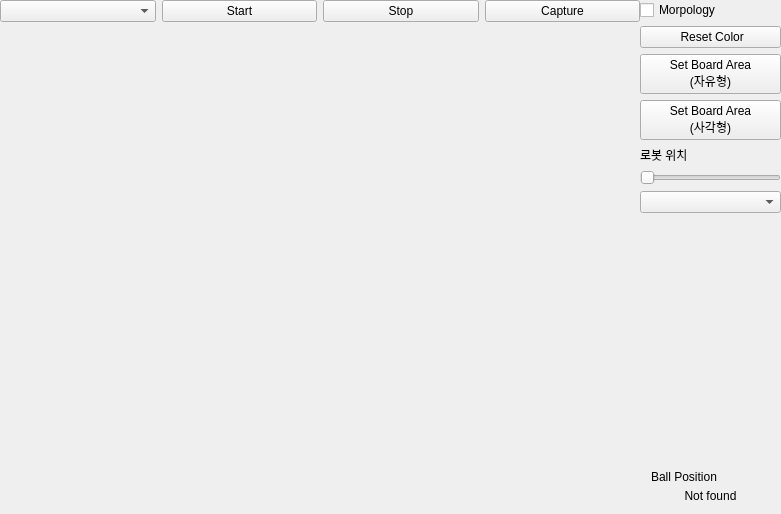
First picture: the form in widget.ui, repository jcgod413/AirHockey, before the edit.
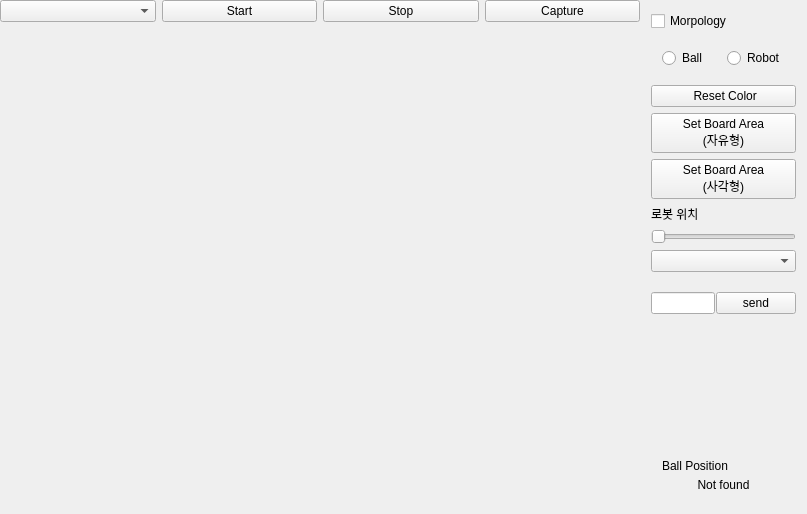
Second picture: the form after the edit.

```diff
--- a/widget.ui
+++ b/widget.ui
@@ -6,7 +6,7 @@
    <rect>
     <x>0</x>
     <y>0</y>
-    <width>781</width>
+    <width>807</width>
     <height>514</height>
    </rect>
   </property>
@@ -101,6 +101,13 @@
     </layout>
    </item>
    <item>
+    <widget class="QFrame" name="">
+     <property name="minimumSize">
+      <size>
+       <width>0</width>
+       <height>50</height>
+      </size>
+     </property>
     <layout class="QVBoxLayout" name="verticalLayout_4">
      <item>
       <widget class="QCheckBox" name="morpologyEnableCheck">
@@ -109,6 +116,32 @@
        </property>
       </widget>
      </item>
+      <item>
+       <widget class="QFrame" name="horizontalFrame">
+        <property name="minimumSize">
+         <size>
+          <width>0</width>
+          <height>0</height>
+         </size>
+        </property>
+        <layout class="QHBoxLayout" name="horizontalLayout_2">
+         <item>
+          <widget class="QRadioButton" name="radioBallButton">
+           <property name="text">
+            <string>Ball</string>
+           </property>
+          </widget>
+         </item>
+         <item>
+          <widget class="QRadioButton" name="radioRobotButton">
+           <property name="text">
+            <string>Robot</string>
+           </property>
+          </widget>
+         </item>
+        </layout>
+       </widget>
+      </item>
      <item>
       <widget class="QPushButton" name="resetColorButton">
        <property name="text">
@@ -155,6 +188,37 @@
      <item>
       <widget class="QComboBox" name="bluetoothComboBox"/>
      </item>
+      <item>
+       <widget class="QFrame" name="horizontalFrame">
+        <property name="minimumSize">
+         <size>
+          <width>0</width>
+          <height>50</height>
+         </size>
+        </property>
+        <layout class="QHBoxLayout" name="horizontalLayout">
+         <property name="spacing">
+          <number>1</number>
+         </property>
+         <property name="leftMargin">
+          <number>0</number>
+         </property>
+         <property name="rightMargin">
+          <number>0</number>
+         </property>
+         <item>
+          <widget class="QLineEdit" name="serialEditText"/>
+         </item>
+         <item>
+          <widget class="QPushButton" name="serialSendButton">
+           <property name="text">
+            <string>send</string>
+           </property>
+          </widget>
+         </item>
+        </layout>
+       </widget>
+      </item>
      <item>
       <spacer name="verticalSpacer">
        <property name="orientation">
@@ -201,6 +265,7 @@
       </widget>
      </item>
     </layout>
+    </widget>
    </item>
   </layout>
  </widget>
```
Lines whose indentation alone changed are shown as unchanged.
